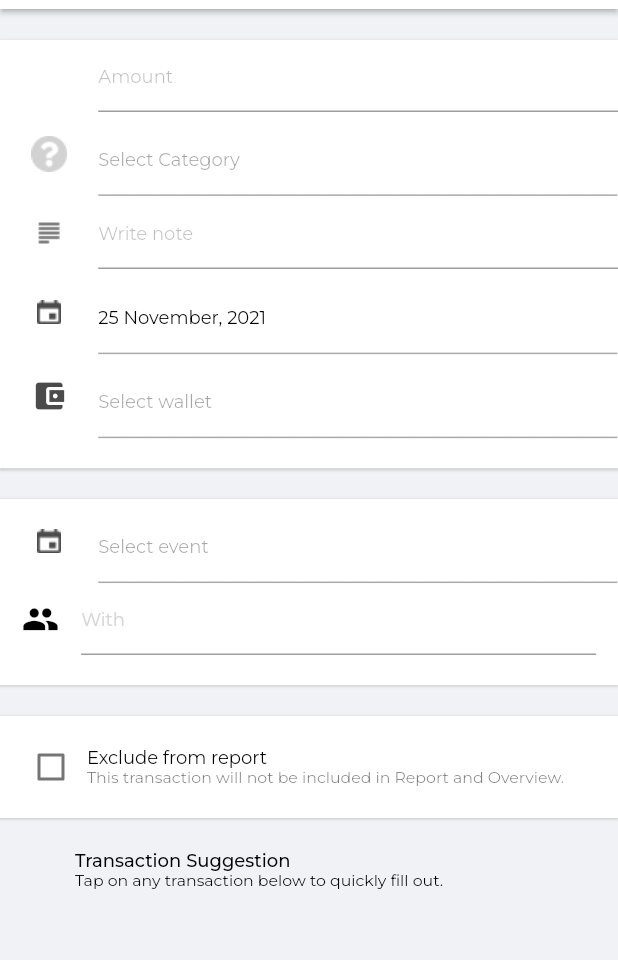
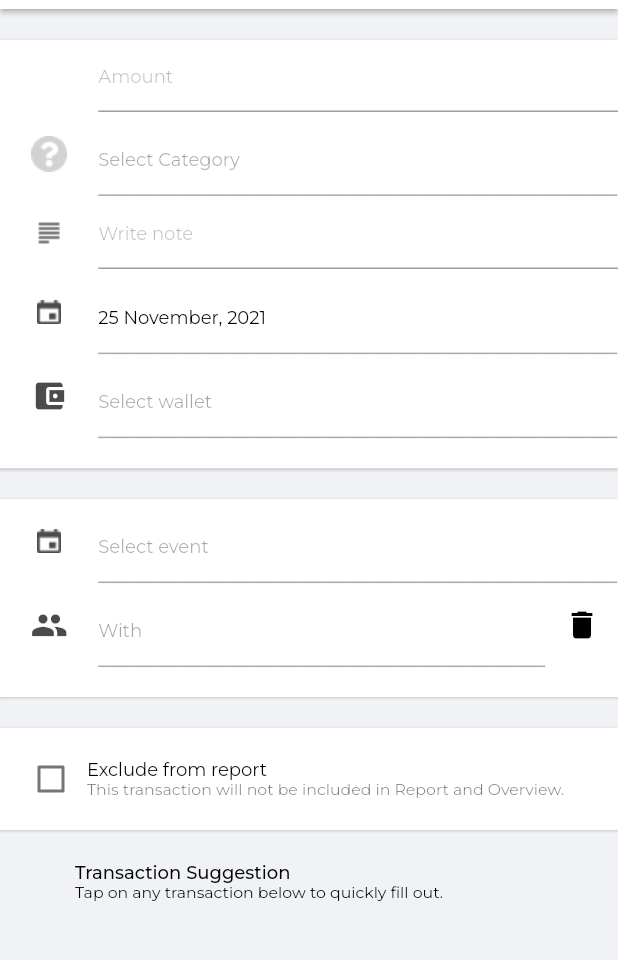
Before and after one commit to princ3od/Keepital, a Flutter app: the AddTransactionScreen screen opened by its route, on a phone screen of 412 x 824 dp, the part 75-1035 px from its top. Run offline on Flutter 3.47's test engine with Material 2 defaults, Android fonts, the phone set to English and light mode, and no system bars; drawn by our look-alikes of dotted_line; our stand-ins replace animated_text_kit, cloud_firestore, firebase_auth, firebase_core, flutter_spinkit, flutter_svg and 10 more; missing offline and left inert: currency_picker; accounts and stored records are empty; statements that could not run were skipped.

Commit message:
[feat] add peoples to transaction

```diff
--- a/lib/app/core/values/languages/en_US.dart
+++ b/lib/app/core/values/languages/en_US.dart
@@ -101,5 +101,8 @@ const Map<String, String> enLanguagePackage = {
   'NEW EXPENSE CATEGORY': 'NEW EXPENSE CATEGORY',
   'NEW INCOME CATEGORY': 'NEW INCOME CATEGORY',
   'NEW CATEGORY': 'NEW CATEGORY',
-  'edit_transaction': 'Edit'
+  'edit_transaction': 'Edit',
+  'Add peoples': 'Add peoples',
+  'Type in names separated by comma (,)': 'Type in names separated by comma (,)',
+  'You can type in peoples who pay with you in this transaction': 'You can type in peoples who pay with you in this transaction'
 };
--- a/lib/app/core/values/languages/vi_VN.dart
+++ b/lib/app/core/values/languages/vi_VN.dart
@@ -109,5 +109,8 @@ const Map<String, String> viLanguagePackage = {
   'NEW EXPENSE CATEGORY': 'THÊM DANH MỤC CHI',
   'NEW INCOME CATEGORY': 'THÊM DANH MỤC THU',
   'NEW CATEGORY': 'THÊM DANH MỤC CHI TIÊU',
-  'edit_transaction': 'Sửa'
+  'edit_transaction': 'Sửa',
+  'Add peoples': 'Thêm bạn bè',
+  'Type in names separated by comma (,)': 'Gõ tên bạn bè, mỗi người phân cách bởi dấu phẩy (,)',
+  'You can type in peoples who pay with you in this transaction': 'Bạn có thể thêm bạn bè đã cùng tham gia vào giao dịch này'
 };
--- /dev/null
+++ b/lib/app/global_widgets/clickable_chips_input.dart
@@ -0,0 +1,82 @@
+import 'package:flutter/material.dart';
+import 'package:flutter/widgets.dart';
+import 'package:keepital/app/core/values/app_colors.dart';
+import 'package:dotted_line/dotted_line.dart';
+
+class ClickableChipsInput extends StatelessWidget {
+  const ClickableChipsInput({
+    Key? key,
+    this.leading,
+    this.items,
+    this.hintText = '',
+    required this.onPressed,
+    this.onDeleted,
+    this.textSize = 12,
+    this.enabled = true,
+  }) : super(key: key);
+
+  final Widget? leading;
+  final List<String>? items;
+  final String hintText;
+  final Function() onPressed;
+  final Function()? onDeleted;
+  final double? textSize;
+  final bool enabled;
+  @override
+  Widget build(BuildContext context) {
+    return InkWell(
+      onTap: enabled ? onPressed : null,
+      child: Row(
+        children: [
+          SizedBox(width: 8),
+          Expanded(flex: 1, child: Opacity(opacity: enabled ? 0.7 : 0.5, child: Center(child: leading))),
+          SizedBox(width: 8),
+          Expanded(
+            flex: 7,
+            child: Opacity(
+              opacity: enabled ? 1 : 0.8,
+              child: Row(
+                children: [
+                  Expanded(
+                    child: Column(
+                      mainAxisAlignment: MainAxisAlignment.center,
+                      crossAxisAlignment: CrossAxisAlignment.start,
+                      children: [
+                        Padding(
+                            padding: const EdgeInsets.only(top: 24, bottom: 8),
+                            child: isTextEmpty()
+                                ? Padding(
+                                    padding: const EdgeInsets.only(bottom: 8),
+                                    child: Text(
+                                      hintText,
+                                      style: Theme.of(context).textTheme.bodyText1!.copyWith(color: AppColors.textColor.withOpacity(AppColors.disabledTextOpacity), fontSize: textSize),
+                                    ),
+                                  )
+                                : Wrap(
+                                    spacing: 2,
+                                    children: List.generate(items!.length, (index) {
+                                      return Chip(label: Text(items![index]));
+                                    }),
+                                  )),
+                        DottedLine(
+                          dashColor: AppColors.textColor.withOpacity(AppColors.disabledTextOpacity),
+                          dashGapLength: enabled ? 0 : 8,
+                          dashLength: enabled ? 1 : 16,
+                        )
+                      ],
+                    ),
+                  ),
+                  IconButton(onPressed: onDeleted, icon: Icon(Icons.delete))
+                ],
+              ),
+            ),
+          ),
+        ],
+      ),
+    );
+  }
+
+  bool isTextEmpty() {
+    return items == null || items!.isEmpty;
+  }
+}
--- a/lib/app/modules/add_transaction/screens/add_transaction_screen.dart
+++ b/lib/app/modules/add_transaction/screens/add_transaction_screen.dart
@@ -8,6 +8,7 @@ import 'package:keepital/app/core/utils/utils.dart';
 import 'package:keepital/app/core/values/app_colors.dart';
 import 'package:keepital/app/core/values/asset_strings.dart';
 import 'package:keepital/app/data/models/transaction.dart';
+import 'package:keepital/app/global_widgets/clickable_chips_input.dart';
 import 'package:keepital/app/global_widgets/section_panel.dart';
 import 'package:keepital/app/modules/add_transaction/add_transaction_controller.dart';
 import 'package:keepital/app/global_widgets/clickable_list_item.dart';
@@ -28,7 +29,6 @@ class AddTransactionScreen extends StatelessWidget {
 
   @override
   Widget build(BuildContext context) {
-    print(trans);
     return Scaffold(
       appBar: AppBar(
         backgroundColor: Theme.of(context).backgroundColor,
@@ -48,10 +48,10 @@ class AddTransactionScreen extends StatelessWidget {
             style: TextButton.styleFrom(primary: AppColors.primaryColor, textStyle: GoogleFonts.montserrat(fontWeight: FontWeight.w600)),
             onPressed: () async {
               if (isValidData()) {
-                 if (isEditing) {
-                   await _controller.modifyTrans(trans!);
-                 }
-                 else await _controller.createNewTrans();
+                if (isEditing) {
+                  await _controller.modifyTrans(trans!);
+                } else
+                  await _controller.createNewTrans();
                 Get.back();
               }
             },
@@ -119,23 +119,26 @@ class AddTransactionScreen extends StatelessWidget {
                     leading: Image.asset(AssetStringsPng.calendar),
                     hintText: 'hint_event'.tr,
                   ),
-                  Row(
-                    mainAxisAlignment: MainAxisAlignment.spaceEvenly,
-                    children: [
-                      Flexible(
-                        flex: 1,
-                        child: Icon(
+                  Obx(() => ClickableChipsInput(
+                        onPressed: () async {
+                          var x = await Get.toNamed(Routes.addChipsScreen, arguments: listToString(_controller.peoples.value));
+                          if (x != null)
+                          {
+                            _controller.peoples.value = x.split(',');
+                          }
+                        },
+                        onDeleted: () {
+                          _controller.peoples.update((val) {
+                            val?.clear();
+                          });
+                        },
+                        leading: Icon(
                           Icons.people,
                           size: 25.0,
                         ),
-                      ),
-                      Flexible(
-                          flex: 5,
-                          child: TextFormField(
-                            decoration: InputDecoration(hintText: 'hint_with'.tr, hintStyle: Theme.of(context).textTheme.bodyText1!.copyWith(color: Colors.grey[350])),
-                          ))
-                    ],
-                  ),
+                        items: _controller.peoples.value,
+                        hintText: 'hint_with'.tr,
+                      ))
                 ],
               ),
             ),
@@ -245,5 +248,6 @@ class AddTransactionScreen extends StatelessWidget {
     }
     return true;
   }
+
   bool get isEditing => trans != null;
 }
--- a/lib/app/routes/pages.dart
+++ b/lib/app/routes/pages.dart
@@ -1,4 +1,5 @@
 import 'package:get/get.dart';
+import 'package:keepital/app/global_widgets/add_peoples.dart';
 import 'package:keepital/app/global_widgets/amount_keyboard.dart';
 import 'package:keepital/app/global_widgets/icon_selection_screen.dart';
 import 'package:keepital/app/modules/add_category/add_category_binding.dart';
@@ -112,5 +113,9 @@ abstract class AppPages {
       name: Routes.amountKeyboard,
       page: () => EnterAmountScreen(currentAmount: Get.arguments),
     ),
+    GetPage(
+        name: Routes.addChipsScreen,
+        page: () => AddPeoplesScreen(),
+    )
   ];
 }
--- a/lib/app/routes/routes.dart
+++ b/lib/app/routes/routes.dart
@@ -18,4 +18,5 @@ abstract class Routes {
   static const selectIcon = '/select_icon';
   static const addCategory = '/add_category';
   static const amountKeyboard = '/amount_keyboard';
+  static const addChipsScreen = '/add_chips';
 }
--- a/pubspec.yaml
+++ b/pubspec.yaml
@@ -46,6 +46,7 @@ dependencies:
   money_formatter: ^0.0.3
   pull_to_refresh: ^2.0.0
   tuple: ^2.0.0
+  chips_choice: ^2.0.1
 
 dev_dependencies:
   build_runner: null
```
Also changed, not shown: lib/app/core/utils/utils.dart (+19 -0 lines), lib/app/global_widgets/add_peoples.dart (added, +90 -0 lines), lib/app/modules/add_transaction/add_transaction_controller.dart (+7 -2 lines), lib/app/modules/transaction_detail/widgets/transaction_detail_body.dart (+21 -9 lines), pubspec.lock.
